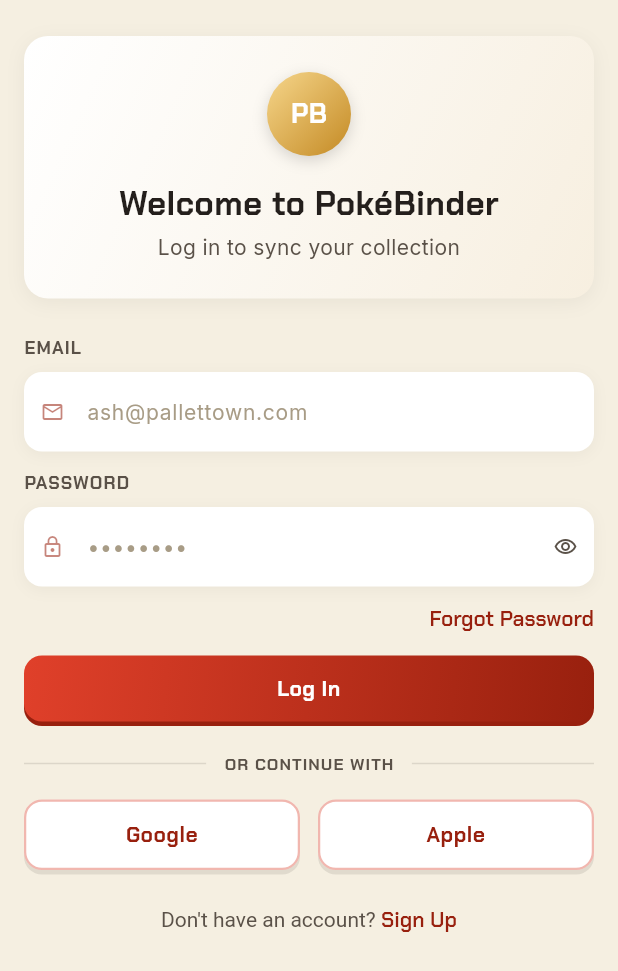
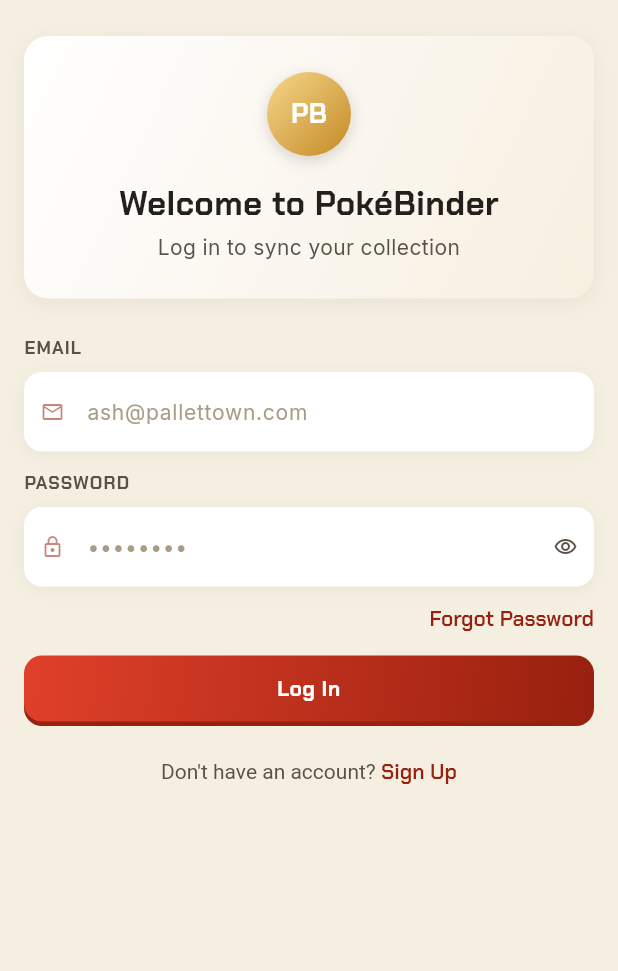
Before and after one commit to glorysonggreen/PokeBinder, a Flutter app: the screen it shows after launch, on a phone screen of 412 x 824 dp. Shown: the top 971 px of the screen. Run offline on Flutter 3.47's test engine with Material 3 defaults, Android fonts, the light colour scheme and no system bars; our stand-ins replace device_preview, google_fonts, image_picker, supabase_flutter; accounts and stored records are empty.

```diff
--- a/lib/screens/login_screen.dart
+++ b/lib/screens/login_screen.dart
@@ -57,12 +57,6 @@
         _error = 'Could not log in — check your email and password.';
       });
     }
-  }
-
-  void _comingSoon(String provider) {
-    ScaffoldMessenger.of(context).showSnackBar(
-      SnackBar(content: Text('Continue with $provider is coming soon')),
-    );
   }
 
   void _openForgotPassword() {
@@ -152,30 +146,6 @@
                 label: _submitting ? 'Logging In…' : 'Log In',
                 enabled: !_submitting,
                 onTap: _attemptLogin,
-              ),
-              const SizedBox(height: PokeBinderSpacing.sp5),
-
-              const _OrDivider(label: 'OR CONTINUE WITH'),
-              const SizedBox(height: PokeBinderSpacing.sp4),
-
-              Row(
-                children: [
-                  Expanded(
-                    child: PillButton(
-                      label: 'Google',
-                      ghost: true,
-                      onTap: () => _comingSoon('Google'),
-                    ),
-                  ),
-                  const SizedBox(width: PokeBinderSpacing.sp3),
-                  Expanded(
-                    child: PillButton(
-                      label: 'Apple',
-                      ghost: true,
-                      onTap: () => _comingSoon('Apple'),
-                    ),
-                  ),
-                ],
               ),
               const SizedBox(height: PokeBinderSpacing.sp6),
 
@@ -269,33 +239,3 @@
     );
   }
 }
-
-class _OrDivider extends StatelessWidget {
-  final String label;
-
-  const _OrDivider({required this.label});
-
-  @override
-  Widget build(BuildContext context) {
-    final line = Expanded(
-      child: Container(
-        height: 1,
-        color: PokeBinderColors.ink.withValues(alpha: 0.12),
-      ),
-    );
-
-    return Row(
-      children: [
-        line,
-        Padding(
-          padding: const EdgeInsets.symmetric(horizontal: PokeBinderSpacing.sp3),
-          child: Text(
-            label,
-            style: PokeBinderText.sectionLabel,
-          ),
-        ),
-        line,
-      ],
-    );
-  }
-}
```
Also changed, not shown: lib/screens/avatar_crop_screen.dart (+37 -10 lines), lib/screens/trainer_card_edit_screen.dart (+15 -13 lines), tools/.import_progress.json.
